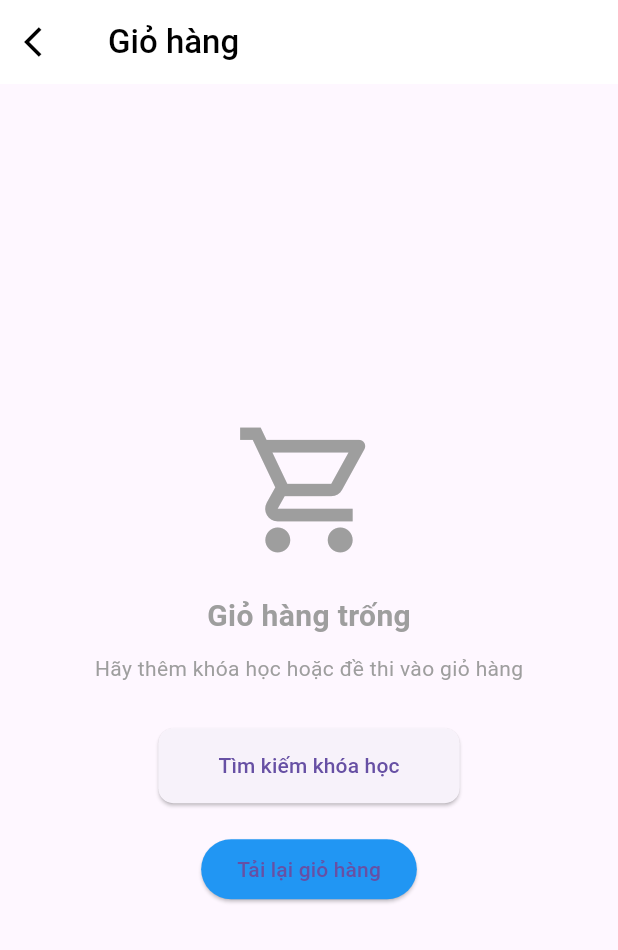
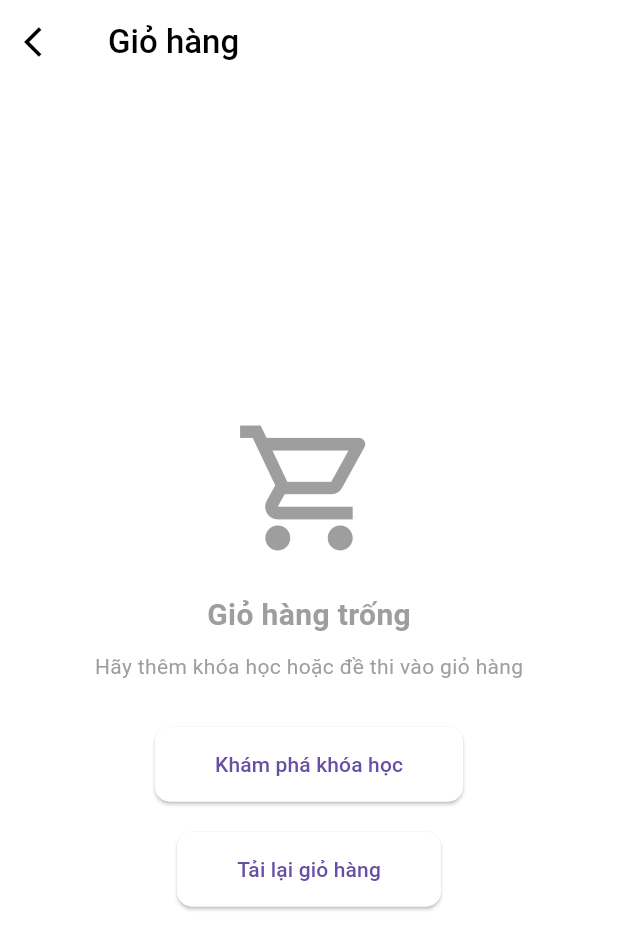
Before and after one commit to NguyenThao1072002/TMS_Learn_Tech_App, a Flutter app: the CartScreen screen opened directly, on a phone screen of 412 x 824 dp. Shown: the top 950 px of the screen. Run offline on Flutter 3.47's test engine with Material 3 defaults, Android fonts, the light colour scheme and no system bars; our stand-ins replace carousel_slider, dio, fl_chart, flutter_html, fluttertoast, font_awesome_flutter and 12 more; missing offline and left inert: flutter_pdfview; accounts and stored records are empty.

Commit message:
Cart fix UI

```diff
--- a/lib/presentation/screens/my_account/checkout/cart.dart
+++ b/lib/presentation/screens/my_account/checkout/cart.dart
@@ -387,6 +387,7 @@ class _CartScreenState extends State<CartScreen> {
   @override
   Widget build(BuildContext context) {
     return Scaffold(
+      backgroundColor: Colors.white,
       appBar: AppBar(
         title: const Text(
           'Giỏ hàng',
@@ -807,12 +808,13 @@ class _CartScreenState extends State<CartScreen> {
               Navigator.of(context).pop();
             },
             style: ElevatedButton.styleFrom(
+              backgroundColor: Colors.white,
               padding: const EdgeInsets.symmetric(horizontal: 40, vertical: 15),
               shape: RoundedRectangleBorder(
                 borderRadius: BorderRadius.circular(10),
               ),
             ),
-            child: const Text('Tìm kiếm khóa học'),
+            child: const Text('Khám phá khóa học'),
           ),
           // Thêm nút thử lại
           const SizedBox(height: 20),
@@ -824,7 +826,11 @@ class _CartScreenState extends State<CartScreen> {
               });
             },
             style: ElevatedButton.styleFrom(
-              backgroundColor: Colors.blue,
+              backgroundColor: Colors.white,
+              padding: const EdgeInsets.symmetric(horizontal: 40, vertical: 15),
+              shape: RoundedRectangleBorder(
+                borderRadius: BorderRadius.circular(10),
+              ),
             ),
             child: const Text('Tải lại giỏ hàng'),
           ),
```
